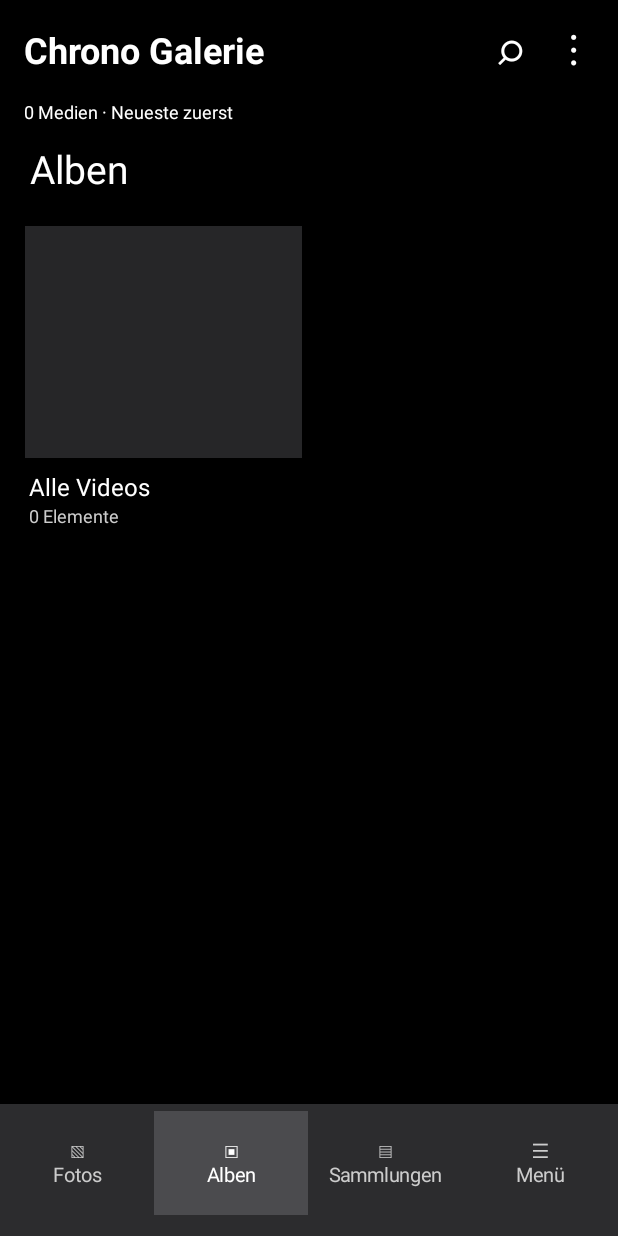
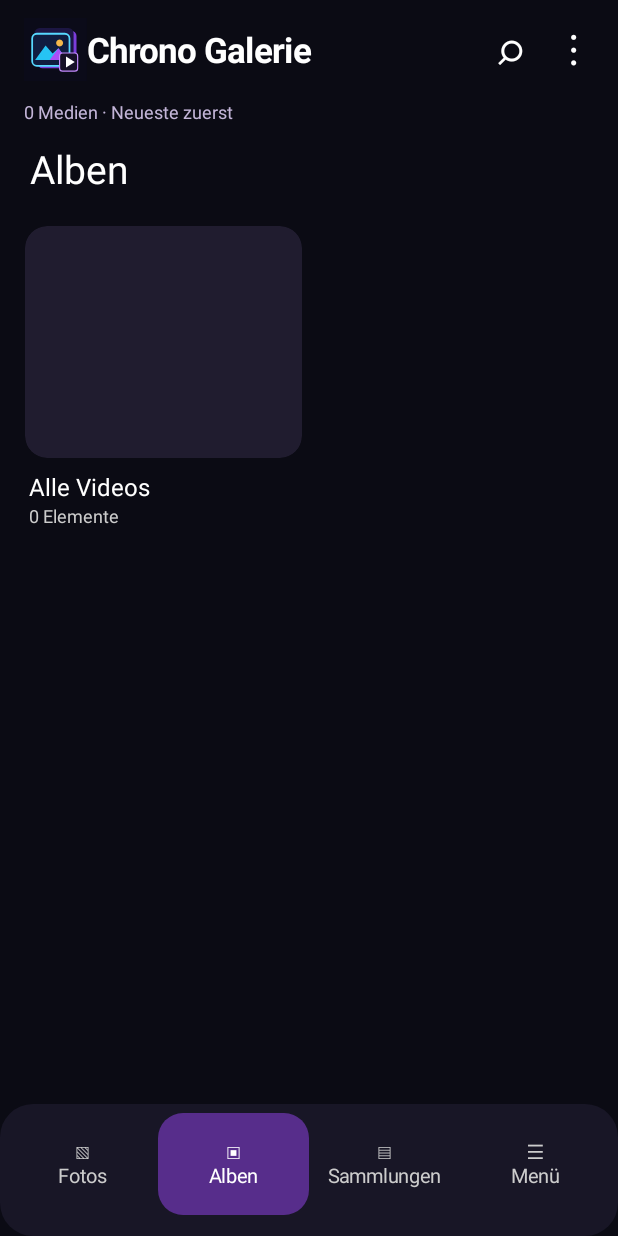
Before and after one commit to dmpcgold-rgb/-Chrono-Galerie, an Android app: the screen it shows after launch (MainActivity), after a tap on an icon or button, on a phone screen of 412 x 824 dp. Run offline under Robolectric (Android 15) with nearby library versions, the phone set to English and light mode, and no system bars.

Commit message:
Refresh Chrono Galerie dark UI with purple accent, rounded navigation, cards and branded header

```diff
--- a/app/src/main/java/at/chronogalerie/MainActivity.kt
+++ b/app/src/main/java/at/chronogalerie/MainActivity.kt
@@ -46,6 +46,9 @@ class MainActivity : Activity() {
  private lateinit var navigation: LinearLayout
  private lateinit var galleryStatus: TextView
  private lateinit var galleryProgress: ProgressBar
+ private val accent=Color.rgb(167,91,255)
+ private fun rounded(color:Int,radius:Int):android.graphics.drawable.GradientDrawable =
+  android.graphics.drawable.GradientDrawable().apply { setColor(color); cornerRadius=dp(radius).toFloat() }
  private fun dp(v: Int) = (v * resources.displayMetrics.density).toInt()
  private fun textView(t: String, size: Float = 16f) = TextView(this).apply { text=t; textSize=size; setTextColor(Color.WHITE); gravity=android.view.Gravity.CENTER_VERTICAL }
  override fun onCreate(savedInstanceState: Bundle?) {
@@ -68,19 +71,21 @@ class MainActivity : Activity() {
   val generation=++scanGeneration
   window.statusBarColor = Color.BLACK
   window.navigationBarColor = Color.BLACK
-  host = LinearLayout(this).apply { orientation=LinearLayout.VERTICAL; setBackgroundColor(Color.BLACK); fitsSystemWindows=true }
+  host = LinearLayout(this).apply { orientation=LinearLayout.VERTICAL; setBackgroundColor(Color.rgb(11,11,20)); fitsSystemWindows=true }
   val header=LinearLayout(this).apply { gravity=android.view.Gravity.CENTER_VERTICAL; setPadding(dp(16),dp(8),dp(12),dp(8)) }
-  header.addView(textView("Chrono Galerie",24f).apply { setTypeface(null,Typeface.BOLD) },LinearLayout.LayoutParams(0,dp(50),1f))
+  header.addView(ImageView(this).apply { setImageResource(at.chronogalerie.R.drawable.chrono_icon); scaleType=ImageView.ScaleType.FIT_CENTER },LinearLayout.LayoutParams(dp(42),dp(42)))
+  header.addView(textView("Chrono Galerie",23f).apply { setTypeface(null,Typeface.BOLD) },LinearLayout.LayoutParams(0,dp(50),1f))
   header.addView(textView("⌕",30f).apply { gravity=android.view.Gravity.CENTER; setOnClickListener { search() } },LinearLayout.LayoutParams(dp(48),dp(50)))
   header.addView(textView("⋮",28f).apply { gravity=android.view.Gravity.CENTER; setOnClickListener { menu() } },LinearLayout.LayoutParams(dp(36),dp(50)))
   host.addView(header)
-  galleryStatus=textView("Bilder werden geladen …",12f).apply { setPadding(dp(16),0,0,0) }
+  galleryStatus=textView("Bilder werden geladen …",12f).apply { setTextColor(Color.rgb(195,181,216)); setPadding(dp(16),0,0,0) }
   host.addView(galleryStatus)
   galleryProgress=ProgressBar(this,null,android.R.attr.progressBarStyleHorizontal).apply { max=100 }
+  galleryProgress.progressTintList=android.content.res.ColorStateList.valueOf(accent)
   host.addView(galleryProgress,LinearLayout.LayoutParams(-1,dp(3)))
   galleryBody=FrameLayout(this)
   host.addView(galleryBody,LinearLayout.LayoutParams(-1,0,1f))
-  navigation=LinearLayout(this).apply { setBackgroundColor(Color.rgb(44,44,46)); setPadding(0,dp(5),0,dp(14)) }
+  navigation=LinearLayout(this).apply { background=rounded(Color.rgb(24,22,38),22); setPadding(dp(5),dp(6),dp(5),dp(14)) }
   host.addView(navigation,LinearLayout.LayoutParams(-1,dp(88)))
   setContentView(host)
   showTab(0)
@@ -128,7 +133,7 @@ class MainActivity : Activity() {
    navigation.addView(textView(title,13f).apply {
     gravity=android.view.Gravity.CENTER
     setTextColor(if(i==index)Color.WHITE else Color.LTGRAY)
-    setBackgroundColor(if(i==index)Color.rgb(75,75,78) else Color.TRANSPARENT)
+    background=if(i==index) rounded(Color.rgb(87,45,139),17) else rounded(Color.TRANSPARENT,17)
     setOnClickListener { albumFilter=null; searchText=""; showTab(i) }
    },LinearLayout.LayoutParams(0,-1,1f))
   }
@@ -143,7 +148,8 @@ class MainActivity : Activity() {
      val row=LinearLayout(this).apply { orientation=LinearLayout.HORIZONTAL }
      pair.forEach { (name,items) ->
       val card=LinearLayout(this).apply { orientation=LinearLayout.VERTICAL; setPadding(dp(5),dp(5),dp(5),dp(14)); setOnClickListener { savedGridPosition=0; if(name=="Alle Videos") { showGrid(items,false) } else { albumFilter=name; showTab(0) } } }
-      val preview=ImageView(this).apply { scaleType=ImageView.ScaleType.CENTER_CROP; setBackgroundColor(Color.rgb(38,38,40)) }
+      val preview=ImageView(this).apply { scaleType=ImageView.ScaleType.CENTER_CROP; background=rounded(Color.rgb(32,28,47),15) }
+      preview.clipToOutline=true
       card.addView(preview,LinearLayout.LayoutParams(-1,dp(155)))
       card.addView(textView(name,16f).apply { setSingleLine(true); ellipsize=android.text.TextUtils.TruncateAt.END; setPadding(dp(3),dp(8),dp(3),0) })
       card.addView(textView(items.size.toString()+" Elemente",12f).apply { setTextColor(Color.LTGRAY); setPadding(dp(3),0,0,0) })
@@ -219,10 +225,10 @@ class MainActivity : Activity() {
   if(timeline) {
    val months=items.map { monthFormat.format(Date(it.second)) }
    val markers=months.withIndex().filter { it.index==0 || it.value!=months[it.index-1] }.map { it.value to it.index }
-   val side=LinearLayout(this).apply { orientation=LinearLayout.VERTICAL; gravity=android.view.Gravity.CENTER; setBackgroundColor(Color.rgb(25,25,27)) }
+   val side=LinearLayout(this).apply { orientation=LinearLayout.VERTICAL; gravity=android.view.Gravity.CENTER; background=rounded(Color.rgb(22,19,35),15) }
    val current=textView(markers.firstOrNull()?.first?:"Jahr\nMonat",11f).apply { gravity=android.view.Gravity.CENTER }
    side.addView(current,LinearLayout.LayoutParams(dp(74),dp(78)))
-   val seek=SeekBar(this).apply { rotation=270f; max=(markers.size-1).coerceAtLeast(0) }
+   val seek=SeekBar(this).apply { rotation=270f; max=(markers.size-1).coerceAtLeast(0); progressTintList=android.content.res.ColorStateList.valueOf(accent); thumbTintList=android.content.res.ColorStateList.valueOf(accent) }
    side.addView(seek,LinearLayout.LayoutParams(dp(74),dp(270)))
    seek.setOnSeekBarChangeListener(object:SeekBar.OnSeekBarChangeListener {
     override fun onProgressChanged(s:SeekBar?,value:Int,fromUser:Boolean) {
```
